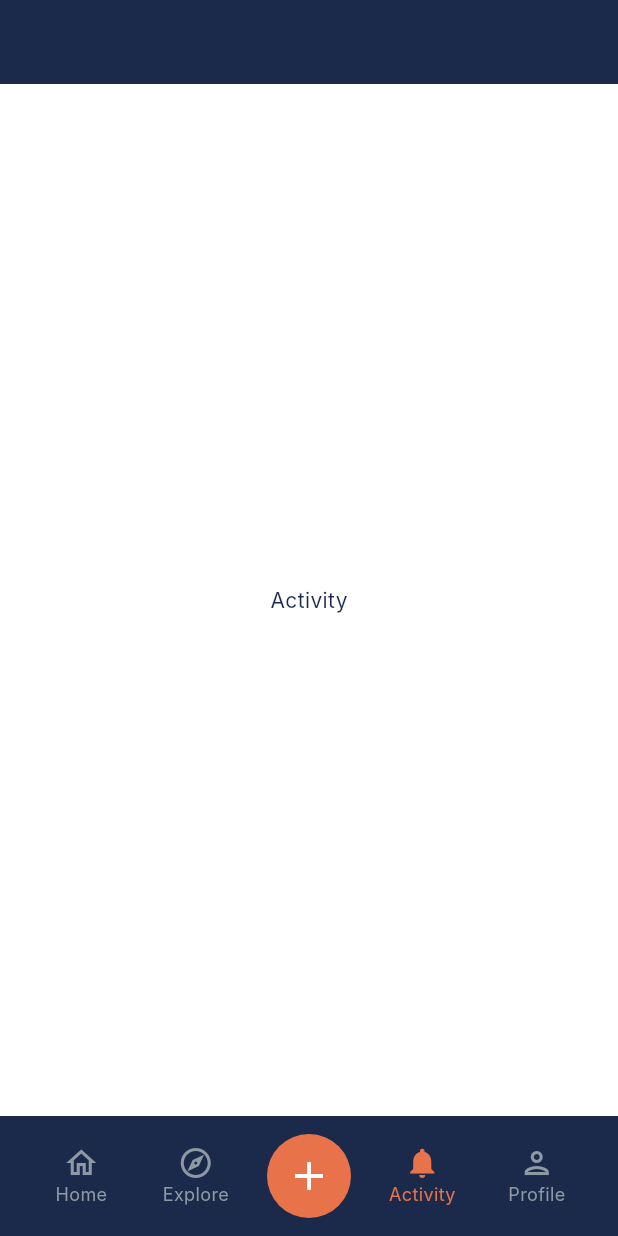
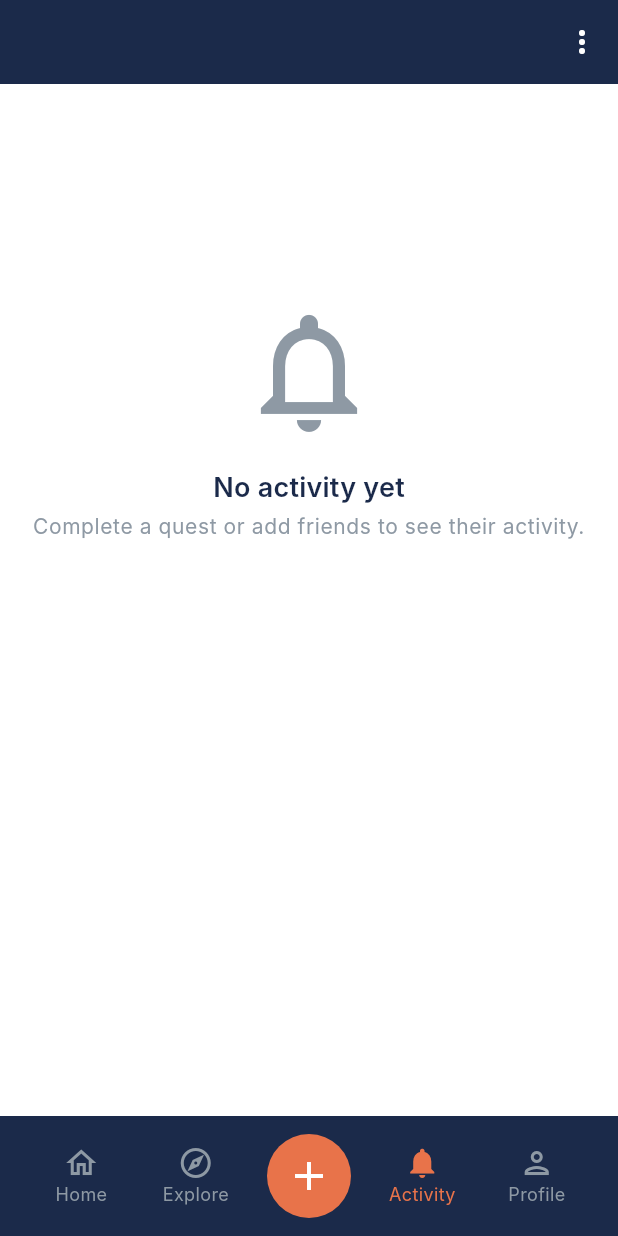
Before and after one commit to Esagem/SideQuest, a Flutter app: the screen it shows once a user with an empty profile is signed in, item 4 of the bottom bar chosen, on a phone screen of 412 x 824 dp. Run offline on Flutter 3.47's test engine with Material 3 defaults, Android fonts, the phone set to English and light mode, and no system bars; our stand-ins replace cloud_firestore, firebase_auth, firebase_storage, flutter_riverpod, freezed_annotation, go_router and 3 more; accounts and stored records are empty; generated files the repository leaves out were written again; Roboto replaces fonts that are missing (Inter).

Commit message:
Add activity feed with reactions, spot checks, and card types
Activity screen (lib/features/activity/):
- Feed of activity cards from friends with pull-to-refresh
- Feed settings: Friends Only / Friends + Public toggle via popup menu
- Empty state: "No activity yet" with prompt to complete quests

ActivityCard widget:
- Header: SQAvatar + display name + relative time
- Type-specific content:
  - questCompleted: "Completed a quest! 🎉" + XP + proof thumbnail
  - stageCompleted: stage name + XP
  - badgeEarned: SQBadgeIcon + congratulations
  - streakMilestone: fire emoji + streak count (orange headline)
  - challengeCompleted: challenge completion notice

ReactionBar:
- 6 preset emojis: 🔥 💪 🎉 👏 😮 ❤️
- Tap to react, tap again to remove (single per user)
- Shows count per emoji when > 0
- Selected state with orange border highlight

SpotCheckPrompt:
- Shown on ~10% of quest completions
- Playful "Legit?" with "Legit ✓" (teal) and "Hmm... 🤔" (gray)
- Shows "Thanks for checking!" after response
- Low friction, non-accusatory design

Wired ActivityScreen into GoRouter replacing placeholder.

Tests: 341 passing (15 new — screen title/empty state, card renders
quest/badge/streak types with correct content, reaction bar 6 emojis
+ counts + add/remove, spot check buttons + callbacks + responded).

https://claude.ai/code/session_01H5VCaL9HyjxYhxsbrpfd4U

```diff
--- /dev/null
+++ b/lib/features/activity/screens/activity_screen.dart
@@ -0,0 +1,106 @@
+import 'package:flutter/material.dart';
+import 'package:flutter_riverpod/flutter_riverpod.dart';
+
+import 'package:sidequest/core/components/sq_loading.dart';
+import 'package:sidequest/core/theme/app_colors.dart';
+import 'package:sidequest/core/theme/app_spacing.dart';
+import 'package:sidequest/features/activity/widgets/activity_feed.dart';
+import 'package:sidequest/models/activity_model.dart';
+
+/// Provider placeholder for the activity feed.
+///
+/// In production this would stream from [ActivityRepository].
+final activityFeedProvider = StreamProvider<List<ActivityModel>>(
+  (ref) => Stream.value(<ActivityModel>[]),
+);
+
+/// The activity feed screen showing friend completions and social events.
+///
+/// Supports pull-to-refresh, infinite scroll, and feed settings.
+class ActivityScreen extends ConsumerStatefulWidget {
+  /// Creates an [ActivityScreen].
+  const ActivityScreen({super.key});
+
+  @override
+  ConsumerState<ActivityScreen> createState() => _ActivityScreenState();
+}
+
+class _ActivityScreenState extends ConsumerState<ActivityScreen> {
+  bool _friendsOnly = true;
+
+  @override
+  Widget build(BuildContext context) {
+    final feedAsync = ref.watch(activityFeedProvider);
+
+    return Scaffold(
+      appBar: AppBar(
+        title: const Text('Activity'),
+        actions: [
+          PopupMenuButton<String>(
+            onSelected: (value) {
+              if (value == 'filter') {
+                setState(() => _friendsOnly = !_friendsOnly);
+              }
+            },
+            itemBuilder: (_) => [
+              PopupMenuItem(
+                value: 'filter',
+                child: Text(
+                  _friendsOnly ? 'Show Friends + Public' : 'Friends Only',
+                ),
+              ),
+            ],
+          ),
+        ],
+      ),
+      body: feedAsync.when(
+        data: (activities) => RefreshIndicator(
+          onRefresh: () async => ref.invalidate(activityFeedProvider),
+          child: activities.isEmpty
+              ? _EmptyActivity()
+              : ActivityFeed(
+                  activities: activities,
+                  onReact: _handleReaction,
+                ),
+        ),
+        loading: () => const SQLoading(),
+        error: (e, _) => Center(child: Text('Error: $e')),
+      ),
+    );
+  }
+
+  void _handleReaction(String activityId, String? emoji) {
+    // TODO(activity): Persist reaction via repository
+  }
+}
+
+class _EmptyActivity extends StatelessWidget {
+  @override
+  Widget build(BuildContext context) => ListView(
+        children: [
+          const SizedBox(height: AppSpacing.xxl * 3),
+          Center(
+            child: Column(
+              children: [
+                const Icon(
+                  Icons.notifications_none,
+                  size: AppSpacing.xxl * 2,
+                  color: AppColors.softGray,
+                ),
+                const SizedBox(height: AppSpacing.md),
+                Text(
+                  'No activity yet',
+                  style: Theme.of(context).textTheme.titleMedium,
+                ),
+                const SizedBox(height: AppSpacing.xxs),
+                Text(
+                  'Complete a quest or add friends to see their activity.',
+                  style: Theme.of(context).textTheme.bodySmall,
+                  textAlign: TextAlign.center,
+                ),
+              ],
+            ),
+          ),
+        ],
+      );
+}
--- a/lib/features/activity/screens/screens.dart
+++ b/lib/features/activity/screens/screens.dart
@@ -1,2 +1,4 @@
 /// Screen widgets for the activity feature.
 library;
+
+export 'activity_screen.dart';
--- a/lib/features/activity/widgets/widgets.dart
+++ b/lib/features/activity/widgets/widgets.dart
@@ -1,2 +1,7 @@
 /// Reusable widgets for the activity feature.
 library;
+
+export 'activity_card.dart';
+export 'activity_feed.dart';
+export 'reaction_bar.dart';
+export 'spot_check_prompt.dart';
--- a/lib/router/app_router.dart
+++ b/lib/router/app_router.dart
@@ -2,6 +2,7 @@ import 'package:flutter/material.dart';
 import 'package:flutter_riverpod/flutter_riverpod.dart';
 import 'package:go_router/go_router.dart';
 
+import 'package:sidequest/features/activity/screens/activity_screen.dart';
 import 'package:sidequest/features/auth/screens/log_in_screen.dart';
 import 'package:sidequest/features/auth/screens/sign_up_screen.dart';
 import 'package:sidequest/features/auth/screens/welcome_screen.dart';
@@ -63,7 +64,7 @@ final appRouterProvider = Provider<GoRouter>((ref) {
           ),
           GoRoute(
             path: '/activity',
-            builder: (_, __) => const _PlaceholderScreen(title: 'Activity'),
+            builder: (_, __) => const ActivityScreen(),
           ),
           GoRoute(
             path: '/profile',
```
Also changed, not shown: lib/features/activity/widgets/activity_card.dart (added, +270 -0 lines), lib/features/activity/widgets/activity_feed.dart (added, +57 -0 lines), lib/features/activity/widgets/reaction_bar.dart (added, +75 -0 lines), lib/features/activity/widgets/spot_check_prompt.dart (added, +101 -0 lines), 1 other file.
